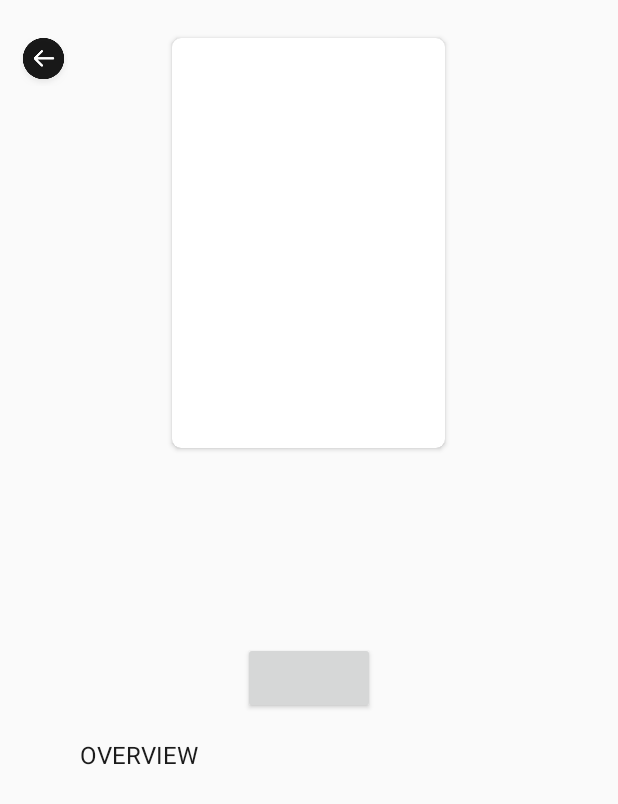
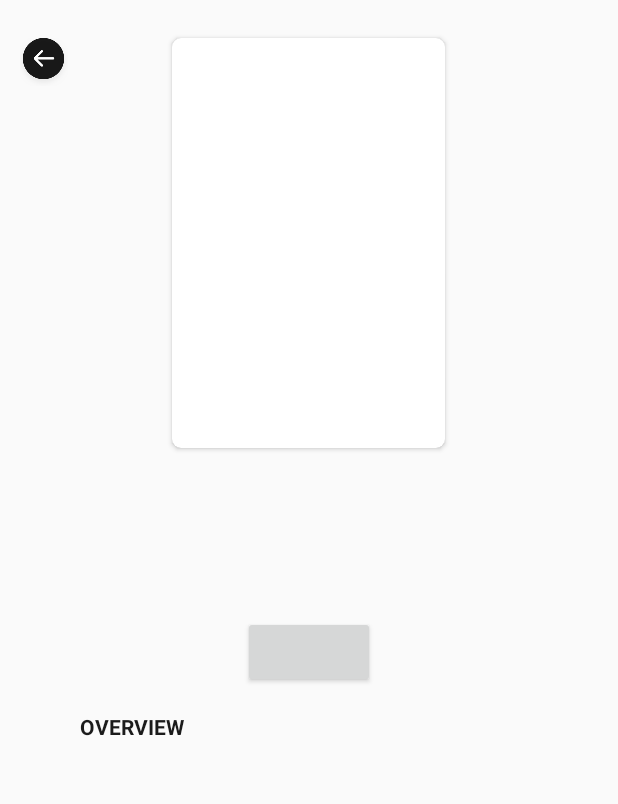
Before and after one commit to agugauchat/tvSeriesApp, an Android app: the DetailActivity screen opened directly, with no data from a screen before it, on a phone screen of 412 x 824 dp. Shown: the top 804 px of the screen. Run offline under Robolectric (Android 15) with nearby library versions, the phone set to English and light mode, and no system bars; our stand-ins replace Picasso; libraries missing offline, so code that uses them is left out: androidx.palette.graphics; pictures from the network do not load; 8 statements that could not run were skipped.

Commit message:
Move dimens to a separated xml file

```diff
--- a/app/src/main/res/drawable/button_background.xml
+++ b/app/src/main/res/drawable/button_background.xml
@@ -1,12 +1,12 @@
 <?xml version="1.0" encoding="utf-8"?>
 <shape xmlns:android="http://schemas.android.com/apk/res/android"
     android:shape="rectangle" >
-    <padding android:left="43dp"
-        android:right="41dp"
-        android:top="14dp"
-        android:bottom="13dp"/>
+    <padding android:left="@dimen/button_bg_pl_size"
+        android:right="@dimen/button_bg_pr_size"
+        android:top="@dimen/button_bg_pt_size"
+        android:bottom="@dimen/button_bg_pb_size"/>
     <stroke
-        android:width="2dp"
+        android:width="@dimen/button_stoke_w_size"
         android:color="@color/white" />
-    <corners android:radius="100dp" />
+    <corners android:radius="@dimen/button_cr_size" />
 </shape>
--- a/app/src/main/res/drawable/disabled_button_background.xml
+++ b/app/src/main/res/drawable/disabled_button_background.xml
@@ -1,10 +1,10 @@
 <?xml version="1.0" encoding="utf-8"?>
 <shape xmlns:android="http://schemas.android.com/apk/res/android"
     android:shape="rectangle" >
-    <padding android:left="43dp"
-        android:right="41dp"
-        android:top="14dp"
-        android:bottom="13dp"/>
+    <padding android:left="@dimen/button_bg_pl_size"
+        android:right="@dimen/button_bg_pr_size"
+        android:top="@dimen/button_bg_pt_size"
+        android:bottom="@dimen/button_bg_pb_size"/>
     <solid android:color="#8FFFFFFF" />
-    <corners android:radius="100dp" />
+    <corners android:radius="@dimen/button_cr_size" />
 </shape>
--- a/app/src/main/res/layout/activity_detail.xml
+++ b/app/src/main/res/layout/activity_detail.xml
@@ -25,10 +25,10 @@
 
     <ImageButton
         android:id="@+id/back_button"
-        android:layout_width="32dp"
-        android:layout_height="32dp"
-        android:layout_marginStart="13dp"
-        android:layout_marginTop="25dp"
+        android:layout_width="@dimen/detail_back_button_size"
+        android:layout_height="@dimen/detail_back_button_size"
+        android:layout_marginStart="@dimen/detail_back_button_ms_size"
+        android:layout_marginTop="@dimen/detail_back_button_mt_size"
         android:background="@color/transparent"
         android:contentDescription="@string/back"
         android:src="@drawable/back_icon"
@@ -50,18 +50,18 @@
                 android:layout_width="wrap_content"
                 android:layout_height="wrap_content"
                 android:layout_gravity="center"
-                android:layout_marginTop="25dp"
-                android:elevation="10dp"
-                app:cardCornerRadius="6dp"
-                app:layout_constraintCircleRadius="20dp"
+                android:layout_marginTop="@dimen/detail_top_image_mt_size"
+                android:elevation="@dimen/detail_top_image_elevation_size"
+                app:cardCornerRadius="@dimen/detail_top_image_cr_size"
+                app:layout_constraintCircleRadius="@dimen/detail_top_image_ccr_size"
                 app:layout_constraintEnd_toEndOf="parent"
                 app:layout_constraintStart_toStartOf="parent"
                 app:layout_constraintTop_toTopOf="parent">
 
                 <ImageView
                     android:id="@+id/detail_top_image"
-                    android:layout_width="182dp"
-                    android:layout_height="273dp"
+                    android:layout_width="@dimen/detail_top_image_w_size"
+                    android:layout_height="@dimen/detail_top_image_h_size"
                     android:importantForAccessibility="no" />
 
             </androidx.cardview.widget.CardView>
@@ -70,7 +70,7 @@
                 android:layout_width="match_parent"
                 android:layout_height="wrap_content"
                 android:orientation="vertical"
-                android:paddingHorizontal="37dp"
+                android:paddingHorizontal="@dimen/detail_linear_ph_size"
                 app:layout_constraintTop_toBottomOf="@+id/detail_top_image_card">
 
                 <TextView
@@ -78,12 +78,12 @@
                     android:layout_width="wrap_content"
                     android:layout_height="wrap_content"
                     android:layout_gravity="center"
-                    android:fontFamily="sans-serif-medium"
-                    android:padding="16dp"
-                    android:paddingTop="23dp"
-                    android:paddingBottom="2dp"
+                    android:paddingHorizontal="@dimen/detail_name_ph_size"
+                    android:paddingTop="@dimen/detail_name_pt_size"
+                    android:paddingBottom="@dimen/detail_name_pb_size"
                     android:textColor="@color/white"
-                    android:textSize="24sp"
+                    android:textSize="@dimen/detail_titles_size"
+                    android:textStyle="bold"
                     app:layout_constraintEnd_toEndOf="parent"
                     app:layout_constraintStart_toStartOf="parent"
                     tools:text="Title" />
@@ -93,10 +93,10 @@
                     android:layout_width="wrap_content"
                     android:layout_height="wrap_content"
                     android:layout_gravity="center"
-                    android:fontFamily="sans-serif-medium"
-                    android:padding="16dp"
+                    android:padding="@dimen/detail_tv_p_size"
+                    android:paddingBottom="@dimen/detail_tv_pb_size"
                     android:textColor="@color/white"
-                    android:textSize="24sp"
+                    android:textSize="@dimen/detail_text_size"
                     app:layout_constraintEnd_toEndOf="parent"
                     app:layout_constraintStart_toStartOf="parent"
                     app:layout_constraintTop_toBottomOf="@+id/detail_name"
@@ -108,17 +108,19 @@
                     android:layout_height="wrap_content"
                     android:layout_gravity="center"
                     android:textColor="@color/white"
-                    android:textSize="16sp" />
+                    android:textSize="@dimen/detail_text_size"
+                    android:textStyle="bold" />
 
                 <TextView
                     android:id="@+id/detail_title_overview"
                     android:layout_width="wrap_content"
                     android:layout_height="wrap_content"
-                    android:fontFamily="sans-serif"
-                    android:padding="16dp"
+                    android:padding="@dimen/detail_tv_p_size"
+                    android:paddingTop="@dimen/detail_tv_pt_size"
                     android:text="@string/overview"
                     android:textColor="@color/gray_title"
-                    android:textSize="16sp"
+                    android:textSize="@dimen/detail_description_size"
+                    android:textStyle="bold"
                     app:layout_constraintStart_toStartOf="parent"
                     app:layout_constraintTop_toBottomOf="@id/detail_release_year" />
 
@@ -126,10 +128,9 @@
                     android:id="@+id/detail_overview"
                     android:layout_width="wrap_content"
                     android:layout_height="wrap_content"
-                    android:fontFamily="sans-serif"
-                    android:padding="16dp"
+                    android:padding="@dimen/detail_tv_p_size"
                     android:textColor="@color/white"
-                    android:textSize="16sp"
+                    android:textSize="@dimen/detail_description_size"
                     app:layout_constraintEnd_toEndOf="parent"
                     app:layout_constraintStart_toStartOf="parent"
                     app:layout_constraintTop_toBottomOf="@id/detail_title_overview"
--- /dev/null
+++ b/app/src/main/res/values/dimens.xml
@@ -0,0 +1,56 @@
+<?xml version="1.0" encoding="utf-8"?>
+<resources>
+
+    <dimen name="list_title_ms_size">15dp</dimen>
+    <dimen name="list_title_mt_size">17dp</dimen>
+    <dimen name="list_rv_pb_size">45dp</dimen>
+
+    <dimen name="detail_back_button_size">32dp</dimen>
+    <dimen name="detail_back_button_ms_size">13dp</dimen>
+    <dimen name="detail_back_button_mt_size">25dp</dimen>
+    <dimen name="detail_top_image_mt_size">25dp</dimen>
+    <dimen name="detail_top_image_elevation_size">10dp</dimen>
+    <dimen name="detail_top_image_cr_size">6dp</dimen>
+    <dimen name="detail_top_image_ccr_size">20dp</dimen>
+    <dimen name="detail_top_image_w_size">182dp</dimen>
+    <dimen name="detail_top_image_h_size">273dp</dimen>
+    <dimen name="detail_linear_ph_size">37dp</dimen>
+    <dimen name="detail_name_ph_size">16dp</dimen>
+    <dimen name="detail_name_pt_size">23dp</dimen>
+    <dimen name="detail_name_pb_size">2dp</dimen>
+    <dimen name="detail_tv_p_size">16dp</dimen>
+    <dimen name="detail_tv_pb_size">22dp</dimen>
+    <dimen name="detail_tv_pt_size">43dp</dimen>
+
+    <dimen name="item_h_size">156dp</dimen>
+    <dimen name="item_ms_size">15dp</dimen>
+    <dimen name="item_mt_size">20dp</dimen>
+    <dimen name="item_me_size">25dp</dimen>
+    <dimen name="item_cr_size">3dp</dimen>
+    <dimen name="item_name_ms_size">16dp</dimen>
+    <dimen name="item_name_mb_size">15dp</dimen>
+    <dimen name="item_genre_card_mt_size">8dp</dimen>
+    <dimen name="item_genre_card_me_size">6dp</dimen>
+    <dimen name="item_genre_card_cr_size">3dp</dimen>
+    <dimen name="item_genre_ms_size">15dp</dimen>
+    <dimen name="item_genre_mt_size">4dp</dimen>
+    <dimen name="item_genre_me_size">14dp</dimen>
+    <dimen name="item_genre_mb_size">5dp</dimen>
+
+    <dimen name="button_bg_pl_size">43dp</dimen>
+    <dimen name="button_bg_pr_size">41dp</dimen>
+    <dimen name="button_bg_pt_size">14dp</dimen>
+    <dimen name="button_bg_pb_size">13dp</dimen>
+    <dimen name="button_stoke_w_size">2dp</dimen>
+    <dimen name="button_cr_size">100dp</dimen>
+
+    <!-- Fonts -->
+    <dimen name="list_title_size">12sp</dimen>
+    <dimen name="list_item_name_size">24sp</dimen>
+    <dimen name="list_item_genre_size">12sp</dimen>
+
+    <dimen name="detail_titles_size">24sp</dimen>
+    <dimen name="detail_text_size">16sp</dimen>
+    <dimen name="detail_description_size">14sp</dimen>
+
+</resources>
```
Also changed, not shown: app/src/main/res/layout/activity_main.xml (+4 -4 lines), app/src/main/res/layout/item_tv_serie.xml (+17 -17 lines).
